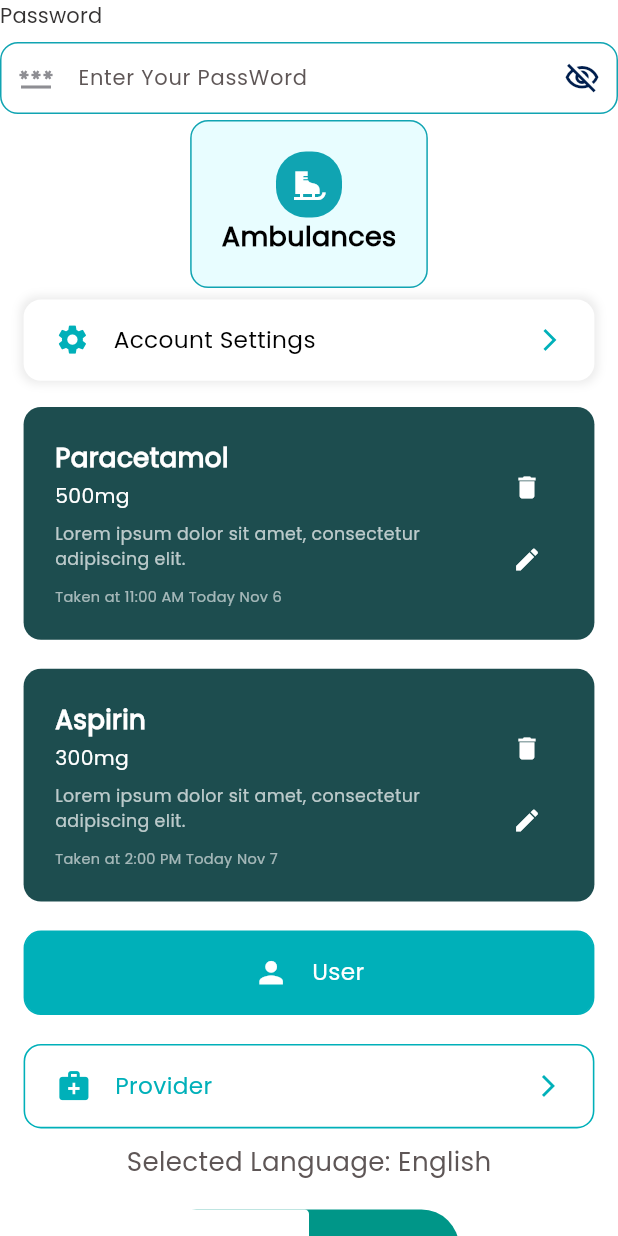
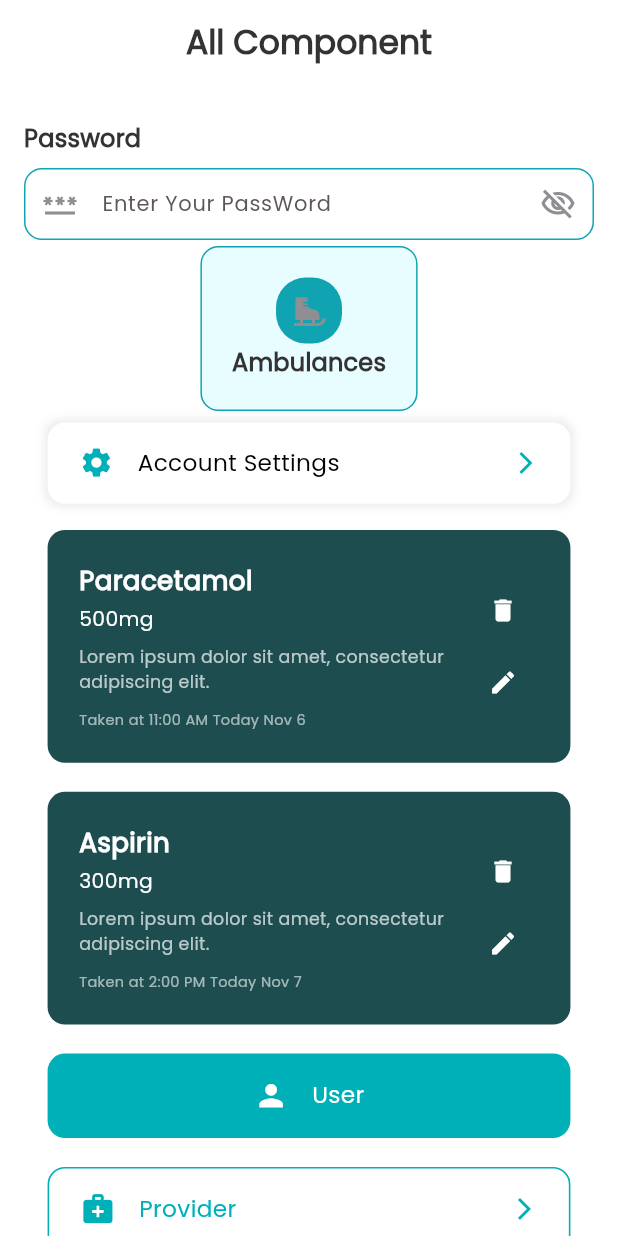
Before and after one commit to jubayed004/health-care-app, a Flutter app: the screen it shows after launch, on a phone screen of 412 x 824 dp. Run offline on Flutter 3.47's test engine with Material 3 defaults, Android fonts, the phone set to English and light mode, and no system bars; our stand-ins replace cached_network_image, dio, dropdown_button2, flutter_screenutil, flutter_svg, gap and 7 more; project files that could hold a hidden picture were left out.

Commit message:
prictices theme menegment

```diff
--- a/lib/features/splash/splash_screen.dart
+++ b/lib/features/splash/splash_screen.dart
@@ -78,8 +78,12 @@ class _SplashScreenState extends State<SplashScreen> {
       },
     ];
     return Scaffold(
+      appBar: AppBar(
+        title: Text("All Component",style: Theme.of(context).textTheme.titleLarge,)
+      ),
       body: SafeArea(
         child: SingleChildScrollView(
+          padding: EdgeInsets.symmetric(vertical: 24,horizontal: 16),
           child: Center(
             child: Column(
               crossAxisAlignment: CrossAxisAlignment.center,
@@ -98,7 +102,7 @@ class _SplashScreenState extends State<SplashScreen> {
                   validator: TextFieldValidator.password(),
                 ),*/
                 CustomTextField(
-                  prefixIcon: Icon(Icons.password),
+                  prefixIcon: Icon(Icons.password,),
                   isPassword: true,
                   title: "Password",
                   hintText: "Enter Your PassWord",
@@ -139,7 +143,6 @@ class _SplashScreenState extends State<SplashScreen> {
                      print("Edit: ${medications[index]['name']}");
                    },
                  ),
-
               ),
 
                 UserProviderCard(
@@ -162,6 +165,7 @@ class _SplashScreenState extends State<SplashScreen> {
                 SizedBox(height: 20.h),
                 LanguageToggle(),
                 EmergencyCard()
+
               ],
             ),
           ),
@@ -216,17 +220,13 @@ class CustomContainer extends StatelessWidget {
               ),
               child: Icon(
                 icon,
-                color: Colors.white,
+                color: Theme.of(context).brightness == Brightness.light? Theme.of(context).iconTheme.color: Colors.cyan
               ),
             ),
             SizedBox(width: 10),
             Text(
               text ?? "",
-              style: TextStyle(
-                color: textColor,
-                fontSize: 18,
-                fontWeight: FontWeight.bold,
-              ),
+              style: Theme.of(context).textTheme.titleMedium,
             ),
           ],
         ),
--- a/lib/main.dart
+++ b/lib/main.dart
@@ -47,8 +47,6 @@ class MyApp extends StatelessWidget {
         themeMode: ThemeMode.light,
         theme: lightTheme,
         darkTheme: darkTheme,
-
-
         //Languages Section
         locale: localizeController.locale,
         translations: Messages(languages: languages),
--- a/lib/share/widgets/text_field/custom_text_field.dart
+++ b/lib/share/widgets/text_field/custom_text_field.dart
@@ -101,7 +101,7 @@ class _CustomTextFieldState extends State<CustomTextField> {
         return Column(
           children: [
             if(widget.title != null)
-              CustomAlignText(text: widget.title ?? ""),
+              CustomAlignText(text: widget.title ?? "",style: Theme.of(context).textTheme.titleMedium,),
             if(widget.title != null)
               const Gap(8),
             TextFormField(
@@ -138,8 +138,8 @@ class _CustomTextFieldState extends State<CustomTextField> {
                   onTap: toggle,
                   child: Padding(
                     padding: const EdgeInsets.only(left: 10, right: 10, top: 10, bottom: 10),
-                    child: obscureText ? const Icon(Icons.visibility_off_outlined, color: AppColors.brandHoverColor,) :
-                    const Icon(Icons.visibility_outlined, color: AppColors.brandHoverColor,),
+                    child: obscureText ? const Icon(Icons.visibility_off_outlined, color: AppColors.gray,) :
+                    const Icon(Icons.visibility_outlined, color: AppColors.gray,),
                   ),
                 ) : widget.suffixIcon,
                 suffixIconColor: widget.suffixIconColor,
```
